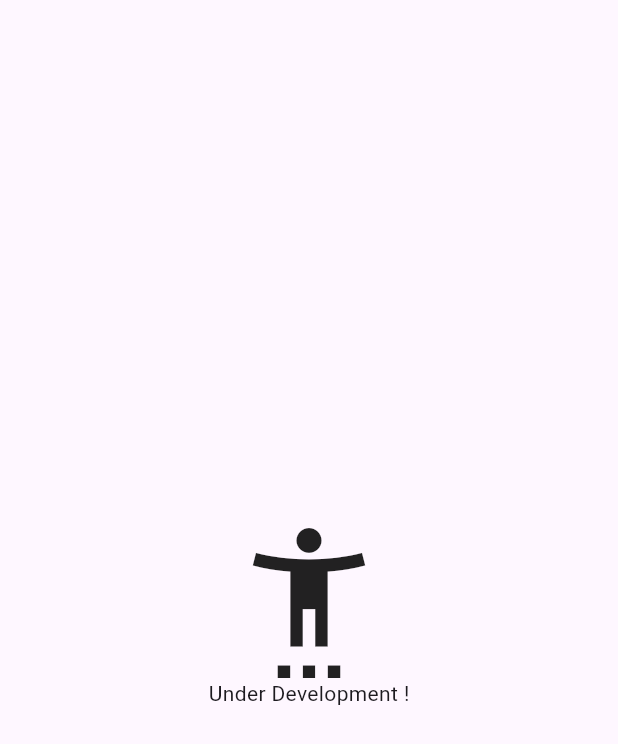
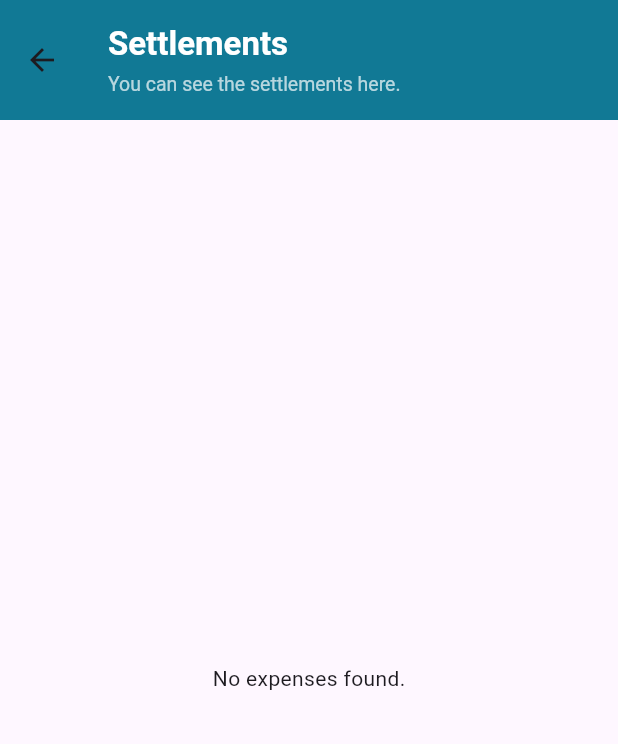
Before and after one commit to Redshadow1297/expence_tracker, a Flutter app: the SettlementsScreen screen opened by its route, on a phone screen of 412 x 824 dp. Shown: the top 744 px of the screen. Run offline on Flutter 3.47's test engine with Material 3 defaults, Android fonts, the light colour scheme and no system bars; our stand-ins replace cloud_firestore, firebase_auth, firebase_core, firebase_storage, flutter_bloc, get and 1 more; missing offline and left inert: razorpay_flutter; accounts and stored records are empty; network calls fail.

Commit message:
changes 9 ded

```diff
--- /dev/null
+++ b/devtools_options.yaml
@@ -0,0 +1,3 @@
+description: This file stores settings for Dart & Flutter DevTools.
+documentation: https://docs.flutter.dev/tools/devtools/extensions#configure-extension-enablement-states
+extensions:
--- a/lib/DashboardModuleScreens/settlement_screen.dart
+++ b/lib/DashboardModuleScreens/settlement_screen.dart
@@ -1,3 +1,5 @@
+import 'package:cloud_firestore/cloud_firestore.dart';
+import 'package:firebase_core/firebase_core.dart';
 import 'package:flutter/material.dart';
 
 class SettlementsScreen extends StatefulWidget {
@@ -8,18 +10,89 @@ class SettlementsScreen extends StatefulWidget {
 }
 
 class _SettlementsScreenState extends State<SettlementsScreen> {
+  Future<Map<String, dynamic>> fetchAllExpenseData() async {
+    FirebaseFirestore firestore = FirebaseFirestore.instance;
+    QuerySnapshot snapshot = await firestore.collection('expenses').get();
+
+    Map<String, dynamic> allExpenses = {};
+
+    for (var doc in snapshot.docs) {
+      allExpenses[doc.id] = doc.data();
+    }
+
+    return allExpenses;
+  }
+
   @override
   Widget build(BuildContext context) {
-    return  Scaffold(
-      body: Center(
-        child: Column(
-          mainAxisAlignment: MainAxisAlignment.center,
+    return Scaffold(
+      appBar: AppBar(
+        toolbarHeight: 80,
+        backgroundColor: Color.fromARGB(255, 9, 125, 148),
+        elevation: 4,
+        title: Row(
+          mainAxisAlignment: MainAxisAlignment.spaceBetween,
           children: [
-            Icon(Icons.settings_accessibility, size: 100),
-            Text("Under Development !"),
+            Column(
+              crossAxisAlignment: CrossAxisAlignment.start,
+              children: [
+                Text(
+                  "Settlements",
+                  style: TextStyle(
+                    color: Colors.white,
+                    fontSize: 22,
+                    fontWeight: FontWeight.bold,
+                  ),
+                ),
+                SizedBox(height: 4),
+                SafeArea(
+                  child: Text(
+                    "You can see the settlements here.",
+                    style: TextStyle(fontSize: 13, color: Colors.white70),
+                  ),
+                ),
+              ],
+            ),
           ],
+        ),
+      ),
+      body: SafeArea(
+        child: Padding(
+          padding: const EdgeInsets.all(16.0),
+          child: Column(children: [_allExpencesList()]),
         ),
       ),
     );
   }
+
+  Widget _allExpencesList() {
+    return Expanded(
+      child: FutureBuilder<Map<String, dynamic>>(
+        future: fetchAllExpenseData(),
+        builder: (context, snapshot) {
+          if (snapshot.connectionState == ConnectionState.waiting) {
+            return Center(child: CircularProgressIndicator());
+          } else if (snapshot.hasError) {
+            return Center(child: Text('Error: ${snapshot.error}'));
+          } else if (!snapshot.hasData || snapshot.data!.isEmpty) {
+            return Center(child: Text('No expenses found.'));
+          } else {
+            final expenses = snapshot.data!;
+            return ListView.builder(
+              itemCount: expenses.length,
+              itemBuilder: (context, index) {
+                // final expenseId = expenses.keys.elementAt(index);
+                // final expenseData = expenses[expenseId];
+                return ListTile(
+                  title: Text('Expense Item ${index + 1}'),
+                  subtitle: Text('Date: ${expenses['date']}'),
+                  trailing: Text('Amount: \$${expenses['amount']}'),
+                );
+              },
+            );
+          }
+        },
+      ),
+    );
+  }
 }
--- a/pubspec.yaml
+++ b/pubspec.yaml
@@ -20,6 +20,8 @@ dependencies:
   lottie: ^3.3.1
   razorpay_flutter: ^1.3.5
   mobile_scanner: ^7.1.3
+  flutter_bloc: ^9.1.1
+  bloc: ^9.1.0
 
 
 dev_dependencies:
```
Also changed, not shown: lib/AppScreens/dashboard_screen.dart (+8 -8 lines), lib/AppScreens/login_screen.dart (+17 -7 lines), lib/Utils/razor_pay_payments.dart (+0 -13 lines), lib/auth_BLoC/auth_bloc.dart (added, +43 -0 lines), lib/auth_BLoC/auth_event.dart (added, +10 -0 lines), lib/auth_BLoC/auth_state.dart (added, +18 -0 lines), pubspec.lock, 1 other file.
